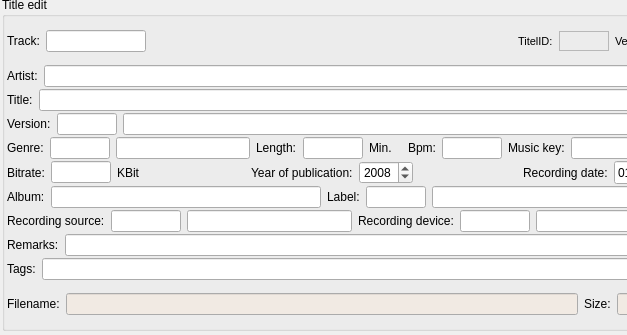
Old version of the form trunk/src/editor/edit.ui in the repository pfedick/winmusik; both pictures show x 0 to 627 and y 364 to 699 of the 934 by 699 pixel window.
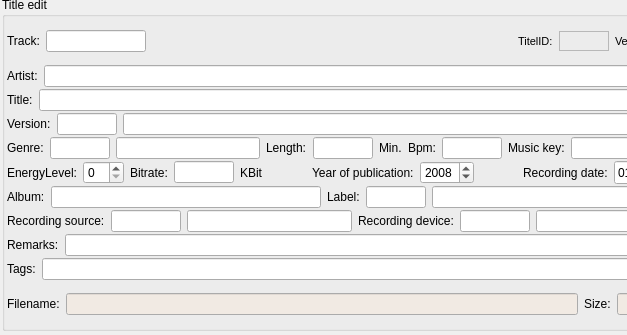
New version of the form. Icons and pictures are not drawn. Custom widgets are drawn as their Qt base class.

Commit message: Neues Datenfeld für Titel: EnergyLevel (Tanzbarkeit des Titels auf einer Skala von 1 bis 10)

What changed in the file:
```diff
--- a/trunk/src/editor/edit.ui
+++ b/trunk/src/editor/edit.ui
@@ -1014,22 +1014,6 @@
               </property>
              </widget>
             </item>
-            <item>
-             <spacer name="horizontalSpacer">
-              <property name="orientation">
-               <enum>Qt::Horizontal</enum>
-              </property>
-              <property name="sizeType">
-               <enum>QSizePolicy::Minimum</enum>
-              </property>
-              <property name="sizeHint" stdset="0">
-               <size>
-                <width>10</width>
-                <height>20</height>
-               </size>
-              </property>
-             </spacer>
-            </item>
             <item>
              <widget class="QLabel" name="label_52">
               <property name="text">
@@ -1081,6 +1065,20 @@
             <property name="margin">
              <number>0</number>
             </property>
+            <item>
+             <widget class="QLabel" name="label_56">
+              <property name="text">
+               <string>EnergyLevel:</string>
+              </property>
+             </widget>
+            </item>
+            <item>
+             <widget class="QSpinBox" name="energyLevel">
+              <property name="maximum">
+               <number>10</number>
+              </property>
+             </widget>
+            </item>
             <item>
              <widget class="QLabel" name="label_11">
               <property name="text">
```
The commit also changes 16 other files.
